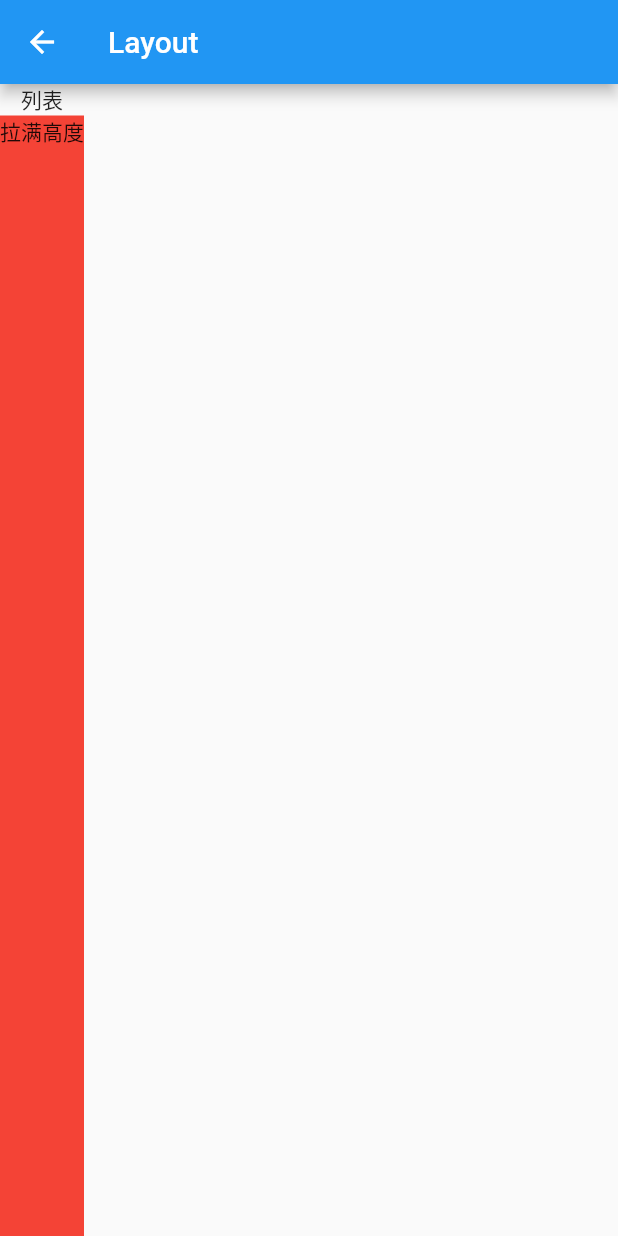
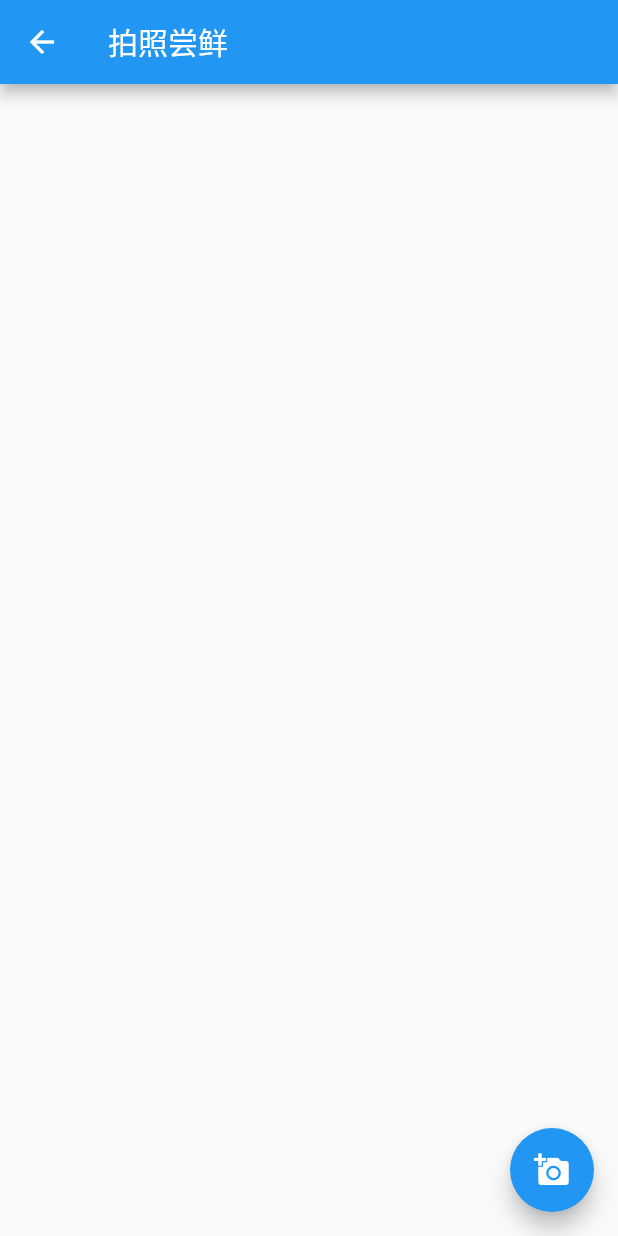
Before and after one commit to phggg/flutterLearn, a Flutter app: the PhotoApp screen opened directly, on a phone screen of 412 x 824 dp. Run offline on Flutter 3.47's test engine with Material 2 defaults, Android fonts, the phone set to English and light mode, and no system bars; our stand-ins replace image_picker; missing offline and left inert: flutter_color_plugin.

Commit message:
update 20210322

```diff
--- a/lib/flutter_layout_page.dart
+++ b/lib/flutter_layout_page.dart
@@ -91,7 +91,7 @@ class _FlutterLayoutPageState extends State<FlutterLayoutPage> {
                                           BorderRadius.all(Radius.circular(10)),
                                       // borderRadius: BorderRadius.circular(10),
                                       child: Opacity(
-                                        opacity: 1,
+                                        opacity: 0.5,
                                         child: Image.network(
                                           'https://www.devio.org/img/avatar.png',
                                           width: 100,
--- a/lib/main.dart
+++ b/lib/main.dart
@@ -3,6 +3,7 @@ import 'package:flutter_app/flutter_layout_page.dart';
 import 'package:flutter_app/function_learn.dart';
 import 'package:flutter_app/less_group_page.dart';
 import 'package:flutter_app/oop_learn.dart';
+import 'package:flutter_app/photo_app_page.dart';
 import 'package:flutter_app/plugin_use.dart';
 import 'package:flutter_app/res_page.dart';
 import 'package:flutter_app/statefull_group_page.dart';
@@ -41,6 +42,7 @@ class MyApp extends StatelessWidget {
         'res': (BuildContext context) => ResPage(),
         'widgetLifecycle': (BuildContext context) => WidgetLifecycle(),
         'AppLifecycle': (BuildContext context) => AppLifecycle(),
+        'PhotoApp': (BuildContext context) => PhotoApp(),
       },
     );
   }
@@ -76,6 +78,7 @@ class _RouteNavigator extends State<RouteNavigator> {
           _item('如何导入和使用flutter的资源文件', ResPage(), 'res'),
           _item('flutter页面的生命周期', WidgetLifecycle(), 'widgetLifecycle'),
           _item('flutter应用的生命周期', AppLifecycle(), 'AppLifecycle'),
+          _item('拍照APP开发', PhotoApp(), 'PhotoApp'),
         ],
       ),
     );
--- a/lib/photo_app_page.dart
+++ b/lib/photo_app_page.dart
@@ -1,7 +1,7 @@
+import 'dart:io';
+
 import 'package:flutter/material.dart';
-import 'package:flutter_app/function_learn.dart';
-import 'package:flutter_app/oop_learn.dart';
-import 'package:flutter_color_plugin/flutter_color_plugin.dart';
+import 'package:image_picker/image_picker.dart';
 
 /// 【实战尝鲜】拍照APP开发
 class PhotoApp extends StatefulWidget {
@@ -10,29 +10,99 @@ class PhotoApp extends StatefulWidget {
 }
 
 class _PhotoAppState extends State<PhotoApp> {
+  List<File> _images = [];
+  final picker = ImagePicker();
+
+  Future getImage(bool isTakePhoto) async {
+    final pickedFile = await picker.getImage(
+        source: isTakePhoto ? ImageSource.camera : ImageSource.gallery);
+    Navigator.pop(context);
+    setState(() {
+      if (pickedFile != null) {
+        _images.add(File(pickedFile.path));
+      } else {
+        print('No image selected.');
+      }
+    });
+  }
+
   @override
-  build(BuildContext context) {
+  Widget build(BuildContext context) {
     return Scaffold(
       appBar: AppBar(
-        title: Text('Layout'),
-        leading: GestureDetector(
-          onTap: () {
-            Navigator.pop(context);
-          },
-          child: Icon(Icons.arrow_back),
-        ),
+        title: Text('拍照尝鲜'),
       ),
-      body: Column(
-        children: <Widget>[
-          Text('列表'),
-          Expanded(
-            // 填充y轴方向可用的空间
-            child: Container(
-            color: Colors.red,
-            child: Text('拉满高度'),
-          ))
-        ],
+      body: Center(
+          child: Wrap(
+        spacing: 5,
+        runSpacing: 5,
+        children: _genImages(),
+      )),
+      floatingActionButton: FloatingActionButton(
+        onPressed: _pickImage,
+        tooltip: '选择图片',
+        child: Icon(Icons.add_a_photo),
       ),
     );
   }
+
+  _pickImage() {
+    showModalBottomSheet(
+        context: context,
+        builder: (context) => Container(
+              height: 160,
+              child: Column(
+                children: <Widget>[
+                  _item('拍照', true),
+                  _item('从相册选择', false),
+                ],
+              ),
+            ));
+  }
+
+  _item(String title, bool isTakePhoto) {
+    return GestureDetector(
+      child: ListTile(
+        leading: Icon(isTakePhoto ? Icons.camera_alt : Icons.photo_library),
+        title: Text(title),
+        onTap: () => getImage(isTakePhoto),
+      ),
+    );
+  }
+
+  _genImages() {
+    return _images
+        .map((file) => Stack(
+              children: <Widget>[
+                ClipRRect(
+                  borderRadius: BorderRadius.circular(5),
+                  child: Image.file(file,
+                      width: 120, height: 90, fit: BoxFit.fill),
+                ),
+                Positioned(
+                  right: 5,
+                  top: 5,
+                  child: GestureDetector(
+                    onTap: () {
+                      setState(() {
+                        _images.remove(file);
+                      });
+                    },
+                    // 圆角删除按钮
+                    child: ClipOval(
+                      child: Container(
+                        padding: EdgeInsets.all(3),
+                        // decoration: BoxDecoration(
+                        //   color: (Colors.black54)
+                        // ),
+                        color: (Colors.black54),
+                        child: Icon(Icons.close, size: 18, color: Colors.white),
+                      ),
+                    ),
+                  ),
+                )
+              ],
+            ))
+        .toList();
+  }
 }
--- a/pubspec.yaml
+++ b/pubspec.yaml
@@ -29,8 +29,8 @@ dependencies:
   # Use with the CupertinoIcons class for iOS style icons.
   cupertino_icons: ^1.0.0
   flutter_color_plugin: ^0.0.2
-  url_launcher: ^5.0.2
-  image_picker: ^0.5.2
+  url_launcher: ^6.0.2
+  image_picker: ^0.7.3
 
 dev_dependencies:
   flutter_test:
```
Also changed, not shown: 2 other files.
